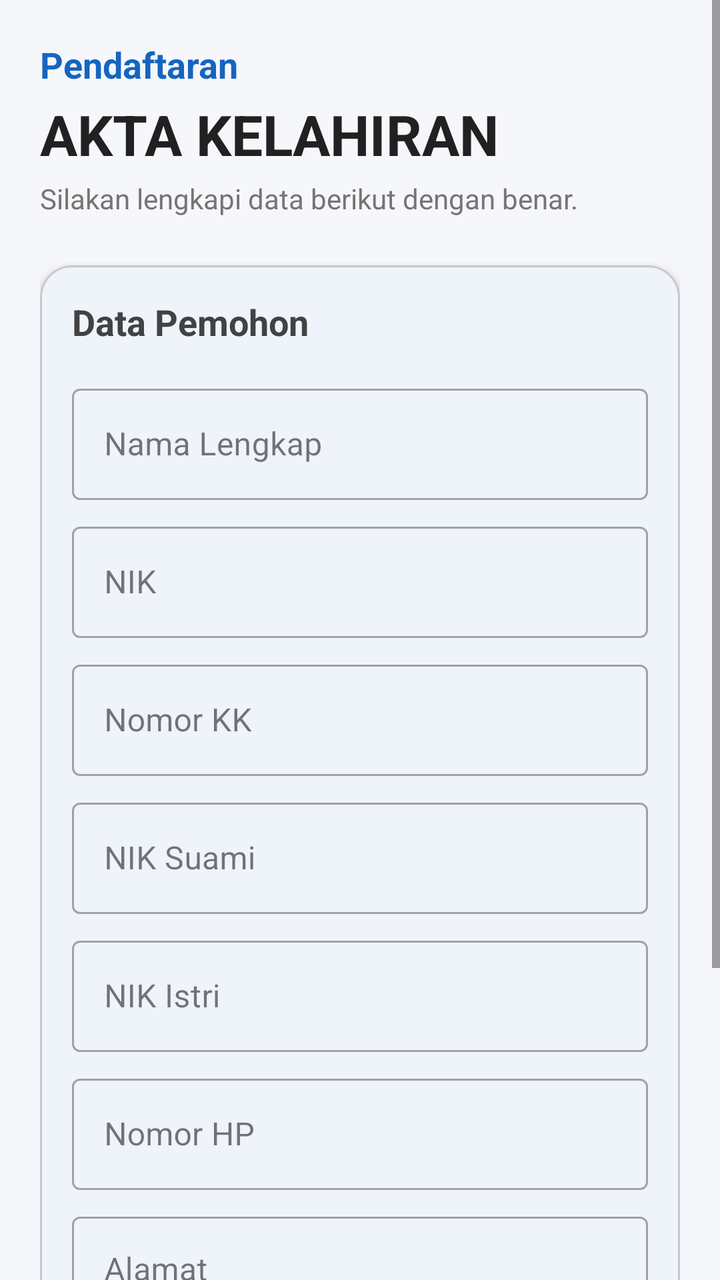
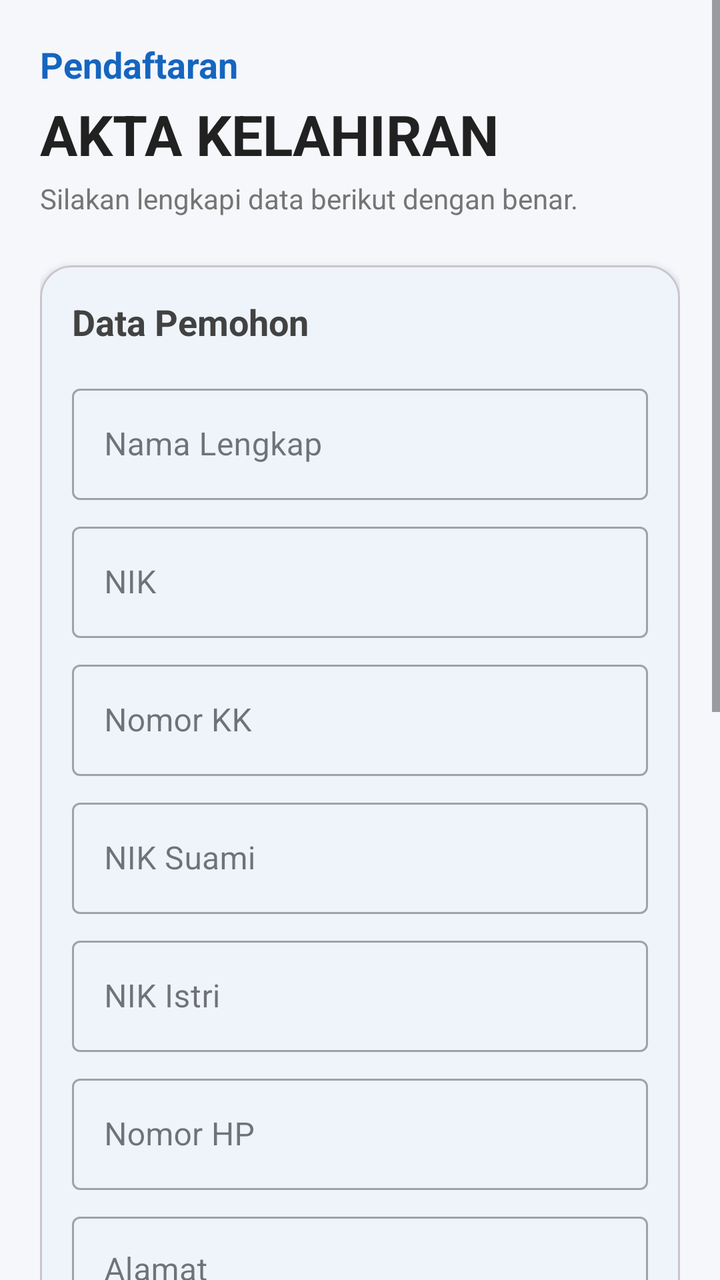

The first picture is an Android layout as it rendered before a commit; the second is the same layout after the commit. The layout source and the unified diff follow.
<!-- AndroidManifest.xml: application theme Theme.SiLancarApps -->
<!-- res/layout/fragment_pendaftaran_akta_kelahiran.xml -->
<?xml version="1.0" encoding="utf-8"?>
<ScrollView xmlns:android="http://schemas.android.com/apk/res/android"
    xmlns:tools="http://schemas.android.com/tools"
    android:layout_width="match_parent"
    android:layout_height="match_parent"
    xmlns:app="http://schemas.android.com/apk/res-auto"
    android:background="#F5F7FA"
    android:fillViewport="true"
    tools:context=".ui.pelayanan.PendaftaranAktaKelahiranFragment">

    <LinearLayout
        android:layout_width="match_parent"
        android:layout_height="wrap_content"
        android:orientation="vertical"
        android:padding="20dp">

        <TextView
            android:layout_width="wrap_content"
            android:layout_height="wrap_content"
            android:text="@string/pendaftaran"
            android:textColor="#1565C0"
            android:textSize="18sp"
            android:textStyle="bold" />

        <TextView
            android:layout_width="wrap_content"
            android:layout_height="wrap_content"
            android:layout_marginTop="4dp"
            android:text="@string/akta_kelahiran"
            android:textColor="#212121"
            android:textSize="28sp"
            android:textStyle="bold" />

        <TextView
            android:layout_width="wrap_content"
            android:layout_height="wrap_content"
            android:layout_marginTop="4dp"
            android:text="@string/lengkapi"
            android:textColor="#757575"
            android:textSize="14sp" />

        <com.google.android.material.card.MaterialCardView
            android:layout_width="match_parent"
            android:layout_height="wrap_content"
            android:layout_marginTop="24dp"
            app:cardCornerRadius="16dp"
            app:cardElevation="2dp">

            <LinearLayout
                android:layout_width="match_parent"
                android:layout_height="wrap_content"
                android:orientation="vertical"
                android:padding="16dp">

                <TextView
                    android:layout_width="wrap_content"
                    android:layout_height="wrap_content"
                    android:text="@string/data_pemohon"
                    android:textSize="18sp"
                    android:textStyle="bold"
                    android:textColor="#424242"/>

                <com.google.android.material.textfield.TextInputLayout
                    android:layout_width="match_parent"
                    android:layout_height="wrap_content"
                    android:layout_marginTop="16dp"
                    style="@style/Widget.MaterialComponents.TextInputLayout.OutlinedBox"
                    android:hint="@string/nama_lengkap">

                    <com.google.android.material.textfield.TextInputEditText
                        android:id="@+id/edtNama"
                        android:layout_width="match_parent"
                        android:layout_height="wrap_content" />

                </com.google.android.material.textfield.TextInputLayout>

                <com.google.android.material.textfield.TextInputLayout
                    android:layout_width="match_parent"
                    android:layout_height="wrap_content"
                    android:layout_marginTop="8dp"
                    style="@style/Widget.MaterialComponents.TextInputLayout.OutlinedBox"
                    android:hint="@string/nik">

                    <com.google.android.material.textfield.TextInputEditText
                        android:id="@+id/edtNik"
                        android:layout_width="match_parent"
                        android:layout_height="wrap_content"
                        android:inputType="number" />

                </com.google.android.material.textfield.TextInputLayout>

                <com.google.android.material.textfield.TextInputLayout
                    android:layout_width="match_parent"
                    android:layout_height="wrap_content"
                    android:layout_marginTop="8dp"
                    style="@style/Widget.MaterialComponents.TextInputLayout.OutlinedBox"
                    android:hint="@string/nomor_KK">

                    <com.google.android.material.textfield.TextInputEditText
                        android:id="@+id/edtNoKK"
                        android:layout_width="match_parent"
                        android:layout_height="wrap_content"
                        android:inputType="number" />

                </com.google.android.material.textfield.TextInputLayout>

                <com.google.android.material.textfield.TextInputLayout
                    android:layout_width="match_parent"
                    android:layout_height="wrap_content"
                    android:layout_marginTop="8dp"
                    style="@style/Widget.MaterialComponents.TextInputLayout.OutlinedBox"
                    android:hint="@string/nik_suami">

                    <com.google.android.material.textfield.TextInputEditText
                        android:id="@+id/edtNik_suami"
                        android:layout_width="match_parent"
                        android:layout_height="wrap_content"
                        android:inputType="number" />

                </com.google.android.material.textfield.TextInputLayout>

                <com.google.android.material.textfield.TextInputLayout
                    android:layout_width="match_parent"
                    android:layout_height="wrap_content"
                    android:layout_marginTop="8dp"
                    style="@style/Widget.MaterialComponents.TextInputLayout.OutlinedBox"
                    android:hint="@string/nik_istri">

                    <com.google.android.material.textfield.TextInputEditText
                        android:id="@+id/edtNik_istri"
                        android:layout_width="match_parent"
                        android:layout_height="wrap_content"
                        android:inputType="number" />

                </com.google.android.material.textfield.TextInputLayout>

                <com.google.android.material.textfield.TextInputLayout
                    android:layout_width="match_parent"
                    android:layout_height="wrap_content"
                    android:layout_marginTop="8dp"
                    style="@style/Widget.MaterialComponents.TextInputLayout.OutlinedBox"
                    android:hint="@string/nomor_hp">

                    <com.google.android.material.textfield.TextInputEditText
                        android:id="@+id/edtNoHp"
                        android:layout_width="match_parent"
                        android:layout_height="wrap_content"
                        android:inputType="phone" />

                </com.google.android.material.textfield.TextInputLayout>

                <com.google.android.material.textfield.TextInputLayout
                    android:layout_width="match_parent"
                    android:layout_height="wrap_content"
                    android:layout_marginTop="8dp"
                    style="@style/Widget.MaterialComponents.TextInputLayout.OutlinedBox"
                    android:hint="@string/alamat">

                    <com.google.android.material.textfield.TextInputEditText
                        android:id="@+id/edtAlamat"
                        android:layout_width="match_parent"
                        android:layout_height="wrap_content"
                        android:lines="3"
                        android:gravity="top"
                        android:inputType="textMultiLine" />

                </com.google.android.material.textfield.TextInputLayout>

            </LinearLayout>

        </com.google.android.material.card.MaterialCardView>

        <com.google.android.material.button.MaterialButton
            android:id="@+id/btnKirim"
            android:layout_width="match_parent"
            android:layout_height="60dp"
            android:layout_marginTop="24dp"
            android:layout_marginBottom="24dp"
            android:text="@string/kirim_pengajuan"
            android:textSize="16sp"
            android:textStyle="bold"
            android:textAllCaps="false"
            app:cornerRadius="12dp" />

    </LinearLayout>

</ScrollView>
<!-- resources referenced by this layout -->
<resources>
  <string name="akta_kelahiran">AKTA KELAHIRAN</string>
  <string name="alamat">Alamat</string>
  <string name="data_pemohon">Data Pemohon</string>
  <string name="kirim_pengajuan">Kirim Pengajuan</string>
  <string name="lengkapi">Silakan lengkapi data berikut dengan benar.</string>
  <string name="nama_lengkap">Nama Lengkap</string>
  <string name="nik">NIK</string>
  <string name="nik_istri">NIK Istri</string>
  <string name="nik_suami">NIK Suami</string>
  <string name="nomor_KK">Nomor KK</string>
  <string name="nomor_hp">Nomor HP</string>
  <string name="pendaftaran">Pendaftaran</string>
  <style name="Theme.SiLancarApps" parent="Base.Theme.SiLancarApps" />
  <style name="Base.Theme.SiLancarApps" parent="Theme.Material3.DayNight.NoActionBar">
          
          <item name="colorPrimary">@color/primary</item>
          <item name="colorSecondary">@color/secondary</item>
          <item name="android:windowBackground">@color/background</item>
          <item name="colorSurface">@color/surface</item>
      </style>
  <color name="primary">#1565C0</color>
  <color name="secondary">#2196F3</color>
  <color name="background">#F8FAFC</color>
  <color name="surface">#FFFFFF</color>
</resources>

<!-- the commit's change to res/layout/fragment_pendaftaran_akta_kelahiran.xml (unified diff, before → after) -->
@@ -165,6 +165,77 @@
                         android:inputType="textMultiLine" />
 
                 </com.google.android.material.textfield.TextInputLayout>
+
+            </LinearLayout>
+
+        </com.google.android.material.card.MaterialCardView>
+
+        <com.google.android.material.card.MaterialCardView
+            android:layout_width="match_parent"
+            android:layout_height="wrap_content"
+            android:layout_marginTop="20dp"
+            app:cardCornerRadius="6dp"
+            app:cardElevation="2dp">
+
+            <LinearLayout
+                android:layout_width="match_parent"
+                android:layout_height="wrap_content"
+                android:orientation="vertical"
+                android:padding="16dp">
+
+                <com.google.android.material.button.MaterialButton
+                    android:id="@+id/btnUploadKK"
+                    style="@style/Widget.MaterialComponents.Button.OutlinedButton"
+                    android:layout_width="match_parent"
+                    android:layout_height="wrap_content"
+                    android:layout_marginTop="16dp"
+                    android:text="@string/upload_kk"
+                    app:icon="@android:drawable/ic_menu_upload" />
+
+                <TextView
+                    android:id="@+id/tvKK"
+                    android:layout_width="wrap_content"
+                    android:layout_height="wrap_content"
+                    android:layout_marginTop="4dp"
+                    android:text="@string/belum_ada_file"
+                    android:textSize="12sp"
+                    android:textColor="#757575"/>
+
+                <com.google.android.material.button.MaterialButton
+                    android:id="@+id/btnUploadKTPSuami"
+                    style="@style/Widget.MaterialComponents.Button.OutlinedButton"
+                    android:layout_width="match_parent"
+                    android:layout_height="wrap_content"
+                    android:layout_marginTop="16dp"
+                    android:text="@string/upload_ktp_suami"
+                    app:icon="@android:drawable/ic_menu_upload" />
+
+                <TextView
+                    android:id="@+id/tvKtpSuami"
+                    android:layout_width="wrap_content"
+                    android:layout_height="wrap_content"
+                    android:layout_marginTop="4dp"
+                    android:text="@string/belum_ada_file"
+                    android:textSize="12sp"
+                    android:textColor="#757575"/>
+
+                <com.google.android.material.button.MaterialButton
+                    android:id="@+id/btnUploadKTPIstri"
+                    style="@style/Widget.MaterialComponents.Button.OutlinedButton"
+                    android:layout_width="match_parent"
+                    android:layout_height="wrap_content"
+                    android:layout_marginTop="16dp"
+                    android:text="@string/upload_ktp_istri"
+                    app:icon="@android:drawable/ic_menu_upload" />
+
+                <TextView
+                    android:id="@+id/tvKTPIstri"
+                    android:layout_width="wrap_content"
+                    android:layout_height="wrap_content"
+                    android:layout_marginTop="4dp"
+                    android:text="@string/belum_ada_file"
+                    android:textSize="12sp"
+                    android:textColor="#757575"/>
 
             </LinearLayout>
 
<!-- resource entries referenced after the edit -->
@@ -2,6 +2,7 @@
 <resources>
   <string name="akta_kelahiran">AKTA KELAHIRAN</string>
   <string name="alamat">Alamat</string>
+  <string name="belum_ada_file">Belum ada file</string>
   <string name="data_pemohon">Data Pemohon</string>
   <string name="kirim_pengajuan">Kirim Pengajuan</string>
   <string name="lengkapi">Silakan lengkapi data berikut dengan benar.</string>
@@ -12,6 +13,9 @@
   <string name="nomor_KK">Nomor KK</string>
   <string name="nomor_hp">Nomor HP</string>
   <string name="pendaftaran">Pendaftaran</string>
+  <string name="upload_kk">Upload KK</string>
+  <string name="upload_ktp_istri">Upload KTP Istri</string>
+  <string name="upload_ktp_suami">Upload KTP Suami</string>
   <style name="Theme.SiLancarApps" parent="Base.Theme.SiLancarApps" />
   <style name="Base.Theme.SiLancarApps" parent="Theme.Material3.DayNight.NoActionBar">
           
